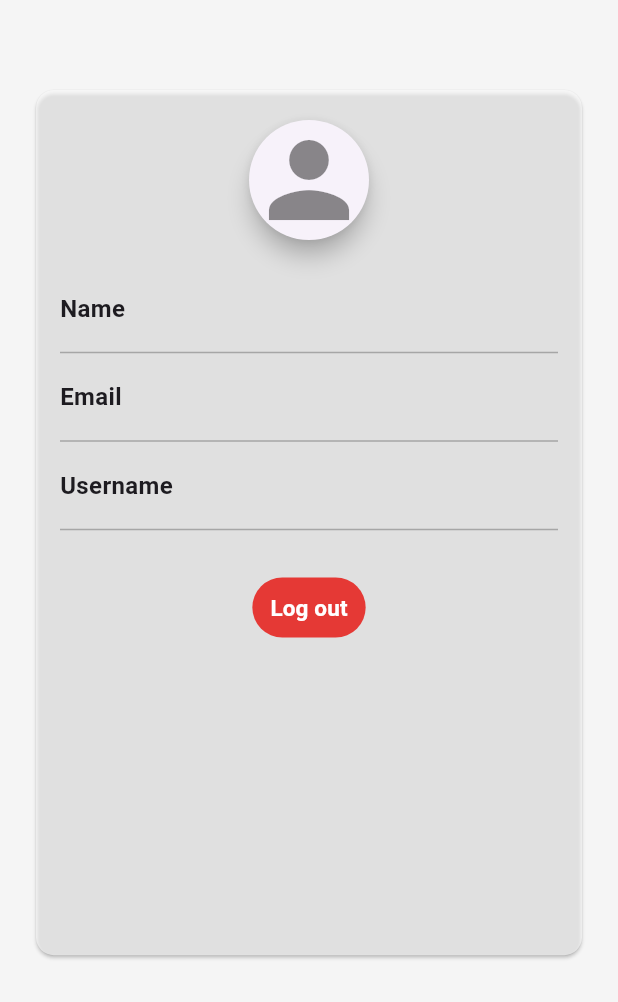
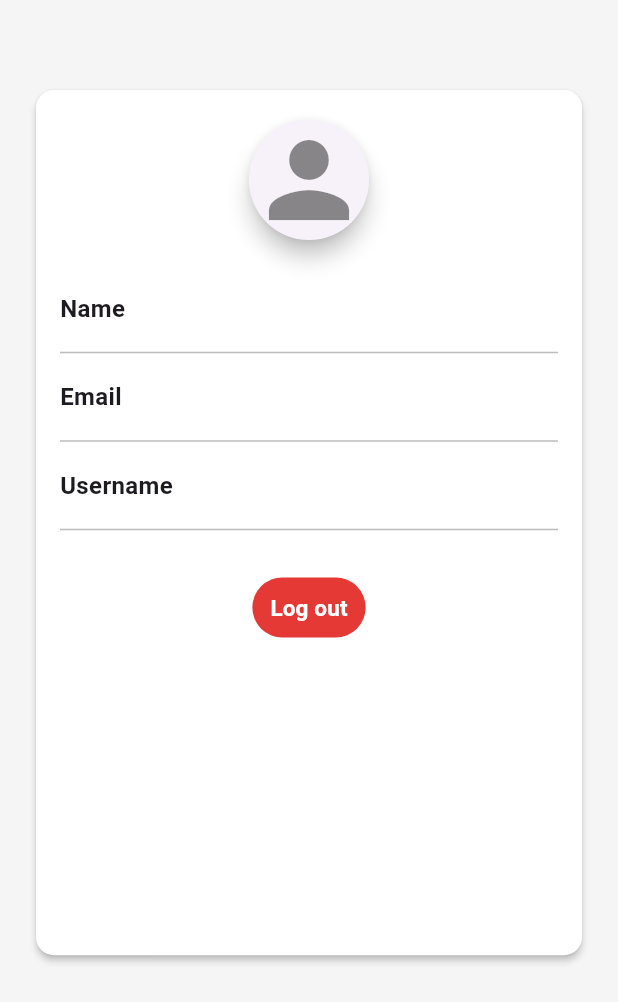
Before and after one commit to sachinelavarasan/flutter_firebaseauth, a Flutter app: the ProfileScreen screen opened directly, on a phone screen of 412 x 824 dp. Shown: the top 1002 px of the screen. Run offline on Flutter 3.47's test engine with Material 3 defaults, Android fonts, the light colour scheme and no system bars; our stand-ins replace cloud_firestore, connectivity_plus, firebase_auth, firebase_core, flutter_native_splash, get and 3 more; accounts and stored records are empty; generated files the repository leaves out were written again; network calls fail; Roboto replaces fonts that are missing (Poppins).

Commit message:
Profile screen and auth fixes

```diff
--- a/lib/features/authentication/controllers/login/login_controller.dart
+++ b/lib/features/authentication/controllers/login/login_controller.dart
@@ -29,7 +29,6 @@ class LogInController extends GetxController {
 
   Future<void> login() async {
     try {
-      isLoading.value = true;
       final isConnected = await NetworkManager.instance.isConnected();
       if (!isConnected) {
         return;
@@ -37,6 +36,7 @@ class LogInController extends GetxController {
       if (!loginFormKey.currentState!.validate()) {
         return;
       }
+      isLoading.value = true;
 
       if (rememberMe.value) {
         storage.write("REMEMBER_ME_EMAIL", email.text.trim());
--- a/lib/features/authentication/controllers/reset_password/reset_password_controller.dart
+++ b/lib/features/authentication/controllers/reset_password/reset_password_controller.dart
@@ -17,7 +17,6 @@ class ResetPasswordController extends GetxController {
 
   sendPasswordResetEmail() async {
     try {
-      isLoading.value = true;
       final isConnected = await NetworkManager.instance.isConnected();
       if (!isConnected) {
         return;
@@ -25,6 +24,7 @@ class ResetPasswordController extends GetxController {
       if (!resetPasswordFormKey.currentState!.validate()) {
         return;
       }
+      isLoading.value = true;
       await AuthenticationRepository.instance
           .sendPasswordResetEmail(email.text.trim());
 
--- a/lib/features/authentication/controllers/signup/signup_controller.dart
+++ b/lib/features/authentication/controllers/signup/signup_controller.dart
@@ -24,7 +24,6 @@ class SignUpController extends GetxController {
 
   void signup() async {
     try {
-      isLoading.value = true;
       final isConnected = await NetworkManager.instance.isConnected();
       if (!isConnected) {
         return;
@@ -32,6 +31,7 @@ class SignUpController extends GetxController {
       if (!signUpFormKey.currentState!.validate()) {
         return;
       }
+      isLoading.value = true;
 
       final userCredential = await AuthenticationRepository.instance
           .registerWithEmailPassword(email.text.trim(), password.text.trim());
--- a/lib/features/authentication/controllers/signup/verify_email_controller.dart
+++ b/lib/features/authentication/controllers/signup/verify_email_controller.dart
@@ -1,7 +1,7 @@
 import "dart:async";
 
 import "package:demo_app/data/repositories/authentications/authentication_repository.dart";
-import "package:demo_app/features/authentication/controllers/signup/success_screen.dart";
+import "package:demo_app/features/authentication/screens/signin/success_screen.dart";
 import "package:demo_app/utils/loaders.dart";
 import "package:firebase_auth/firebase_auth.dart";
 import "package:get/get.dart";
--- a/lib/features/personalisation/screens/profile/profile.dart
+++ b/lib/features/personalisation/screens/profile/profile.dart
@@ -19,8 +19,8 @@ class ProfileScreen extends StatelessWidget {
           padding:
               const EdgeInsets.only(top: 56, bottom: 20, left: 20, right: 20),
           child: Card(
-            elevation: 1.0,
-            color: Colors.white60,
+            elevation: 2.0,
+            color: Colors.white,
             child: SizedBox(
               width: HelperFunctions.screenWidth(),
               height: HelperFunctions.screenHeight() * 0.7,
```
Also changed, not shown: lib/features/authentication/screens/home/home.dart (+7 -2 lines), lib/features/authentication/screens/signin/success_screen.dart (renamed from lib/features/authentication/controllers/signup/success_screen.dart).
